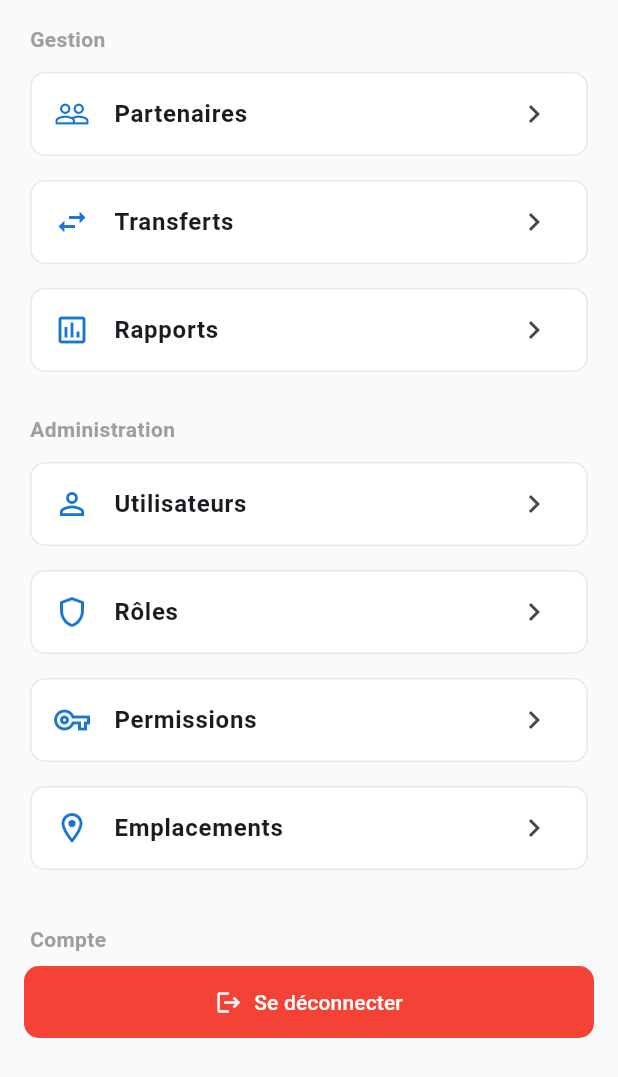
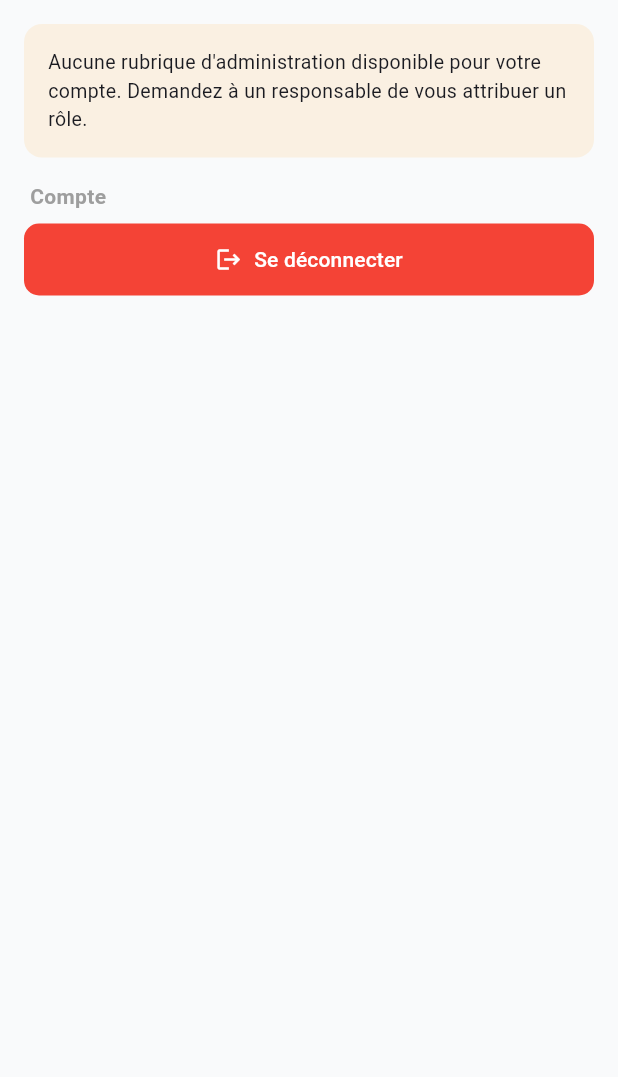
Before and after one commit to fambasindani/gestion_de_stock_multi_boutique, a Flutter app: the PlusScreen widget shown alone on an empty page, opened directly, on a phone screen of 412 x 824 dp. Shown: the top 1077 px of the screen. Run offline on Flutter 3.47's test engine with Material 3 defaults, Android fonts, the light colour scheme and no system bars; our stand-ins replace dio, flutter_dotenv, flutter_secure_storage, image_picker, pdf, printing and 1 more; missing offline and left inert: mobile_scanner; accounts and stored records are empty; network calls fail.

Commit message:
Mobile: menu Plus conditionne aux permissions
- Plus: rubriques Administration/Gestion filtrees selon les permissions
- AuthProvider.hasAny()
- Message clair si aucune rubrique disponible

```diff
--- a/frontend-mobile/gst_stock_mobile/lib/providers/auth_provider.dart
+++ b/frontend-mobile/gst_stock_mobile/lib/providers/auth_provider.dart
@@ -31,6 +31,12 @@ class AuthProvider extends ChangeNotifier {
   bool hasPermission(String name) {
     if (_estSuperAdmin) return true;
     return _permissions.contains(name);
+  }
+
+  /// Vrai si l'utilisateur possède AU MOINS une des permissions.
+  bool hasAny(List<String> names) {
+    if (_estSuperAdmin) return true;
+    return names.any(_permissions.contains);
   }
 
   void _applySession({
--- a/frontend-mobile/gst_stock_mobile/lib/screens/plus/plus_screen.dart
+++ b/frontend-mobile/gst_stock_mobile/lib/screens/plus/plus_screen.dart
@@ -16,6 +16,17 @@ class PlusScreen extends StatelessWidget {
   Widget build(BuildContext context) {
     final auth = context.watch<AuthProvider>();
     final user = auth.user;
+
+    // Menu filtré selon les permissions de l'utilisateur (le super-admin voit tout)
+    final canPartenaires = auth.hasPermission('voir_partenaires');
+    final canTransferts = auth.hasAny(['voir_stock', 'transferer_stock']);
+    final canRapports = auth.hasPermission('voir_rapports');
+    final canUtilisateurs = auth.hasPermission('gerer_utilisateurs');
+    final canRoles = auth.hasAny(['gerer_roles', 'assigner_roles']);
+    final canPermissions = auth.hasAny(['gerer_permissions', 'gerer_roles']);
+    final canEmplacements = auth.hasAny(['voir_emplacements', 'gerer_emplacements']);
+    final hasGestion = canPartenaires || canTransferts || canRapports;
+    final hasAdmin = canUtilisateurs || canRoles || canPermissions || canEmplacements;
 
     return ListView(
       padding: const EdgeInsets.all(16),
@@ -44,8 +55,10 @@ class PlusScreen extends StatelessWidget {
             ),
             const SizedBox(height: 24),
           ],
+          if (hasGestion) ...[
             _sectionTitle('Gestion'),
             const SizedBox(height: 8),
+            if (canPartenaires) ...[
               _menuCard(
                 context,
                 icon: Icons.people_outline,
@@ -53,6 +66,8 @@ class PlusScreen extends StatelessWidget {
                 onTap: () => Navigator.push(context, MaterialPageRoute(builder: (_) => const PartenairesListScreen())),
               ),
               const SizedBox(height: 8),
+            ],
+            if (canTransferts) ...[
               _menuCard(
                 context,
                 icon: Icons.swap_horiz,
@@ -60,6 +75,8 @@ class PlusScreen extends StatelessWidget {
                 onTap: () => Navigator.push(context, MaterialPageRoute(builder: (_) => const TransfertsScreen())),
               ),
               const SizedBox(height: 8),
+            ],
+            if (canRapports)
               _menuCard(
                 context,
                 icon: Icons.assessment_outlined,
@@ -67,8 +84,11 @@ class PlusScreen extends StatelessWidget {
                 onTap: () => Navigator.push(context, MaterialPageRoute(builder: (_) => const RapportsScreen())),
               ),
             const SizedBox(height: 24),
+          ],
+          if (hasAdmin) ...[
             _sectionTitle('Administration'),
             const SizedBox(height: 8),
+            if (canUtilisateurs) ...[
               _menuCard(
                 context,
                 icon: Icons.person_outline,
@@ -76,6 +96,8 @@ class PlusScreen extends StatelessWidget {
                 onTap: () => Navigator.push(context, MaterialPageRoute(builder: (_) => const UtilisateursScreen())),
               ),
               const SizedBox(height: 8),
+            ],
+            if (canRoles) ...[
               _menuCard(
                 context,
                 icon: Icons.shield_outlined,
@@ -83,6 +105,8 @@ class PlusScreen extends StatelessWidget {
                 onTap: () => Navigator.push(context, MaterialPageRoute(builder: (_) => const RolesScreen())),
               ),
               const SizedBox(height: 8),
+            ],
+            if (canPermissions) ...[
               _menuCard(
                 context,
                 icon: Icons.vpn_key_outlined,
@@ -90,13 +114,29 @@ class PlusScreen extends StatelessWidget {
                 onTap: () => Navigator.push(context, MaterialPageRoute(builder: (_) => const PermissionsScreen())),
               ),
               const SizedBox(height: 8),
+            ],
+            if (canEmplacements)
               _menuCard(
                 context,
                 icon: Icons.location_on_outlined,
                 title: 'Emplacements',
                 onTap: () => Navigator.push(context, MaterialPageRoute(builder: (_) => const EmplacementsScreen())),
               ),
-          const SizedBox(height: 32),
+            const SizedBox(height: 24),
+          ],
+          if (!hasGestion && !hasAdmin)
+            Container(
+              padding: const EdgeInsets.all(16),
+              margin: const EdgeInsets.only(bottom: 16),
+              decoration: BoxDecoration(
+                color: Colors.orange.withValues(alpha: 0.1),
+                borderRadius: BorderRadius.circular(12),
+              ),
+              child: const Text(
+                "Aucune rubrique d'administration disponible pour votre compte. Demandez à un responsable de vous attribuer un rôle.",
+                style: TextStyle(fontSize: 13),
+              ),
+            ),
           _sectionTitle('Compte'),
           const SizedBox(height: 8),
           SizedBox(
```
Lines whose indentation alone changed are shown as unchanged.
